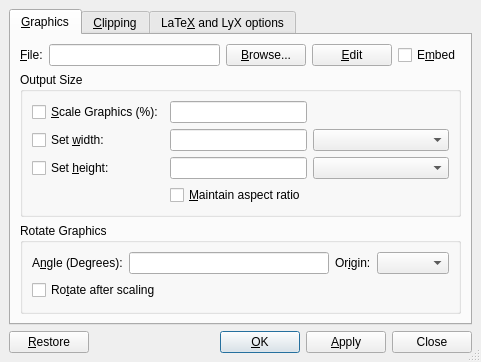
This is src/frontends/qt4/ui/GraphicsUi.ui in cburschka/lyx as Qt 5 draws it before an edit. The edited form follows.
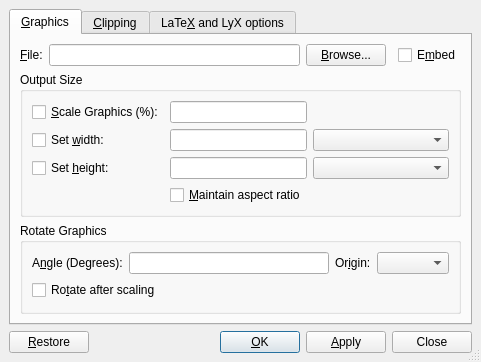
This is the edited form. Custom widgets are drawn as their Qt base class.

Commit message:
* src/frontends/qt4/GuiGraphics.{cpp,h}: * src/frontends/qt4/ui/GraphicsUi.ui: 	- now that we have a context menu to edit graphics, remove the Edit button 	  from the dialog, as discussed in this thread: 	  http://marc.info/?l=lyx-devel&m=118344997913166&w=2
The same should be done for other insets that have an edit function.

```diff
--- a/src/frontends/qt4/ui/GraphicsUi.ui
+++ b/src/frontends/qt4/ui/GraphicsUi.ui
@@ -56,19 +56,6 @@
          </property>
         </widget>
        </item>
-       <item row="0" column="3" >
-        <widget class="QPushButton" name="editPB" >
-         <property name="text" >
-          <string>&amp;Edit</string>
-         </property>
-         <property name="autoDefault" >
-          <bool>false</bool>
-         </property>
-         <property name="default" >
-          <bool>false</bool>
-         </property>
-        </widget>
-       </item>
        <item row="0" column="2" >
         <widget class="QPushButton" name="browsePB" >
          <property name="toolTip" >
```
Left out of the diff: 1 changed line with no effect on the pictures. The commit also changes 2 other files.
